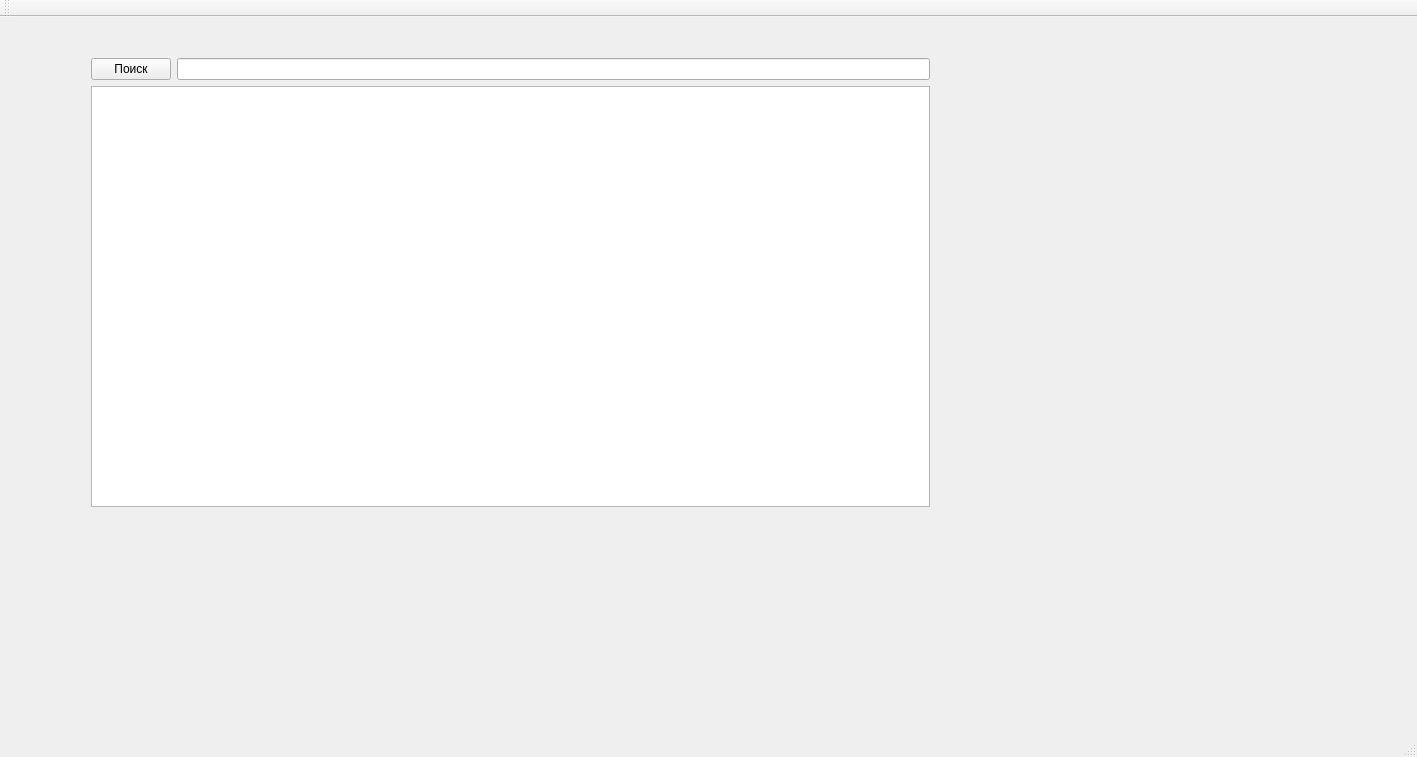
Above: mainwindow.ui from AndreyKuzmaDev/OPDProject before the change. Below: the same form after it.
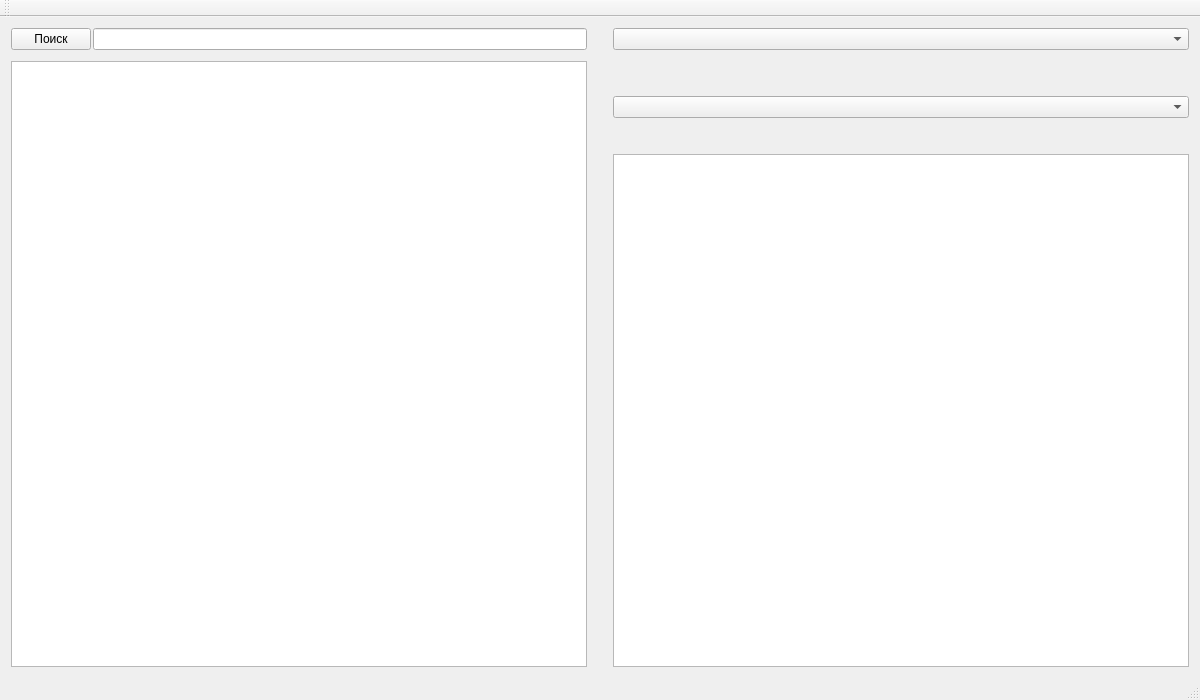
That is the form after the change.

Commit message: Предложение интерфейса Изменение представления начальной таблицы(замена 3 столбцов на 2) Фиксрованный размер главного окна(я сделал изменение виджетов относительно основного окна, но , често говоря, выглядит на любителя)

What changed in the file:
```diff
--- a/mainwindow.ui
+++ b/mainwindow.ui
@@ -6,26 +6,40 @@
    <rect>
     <x>0</x>
     <y>0</y>
-    <width>1417</width>
-    <height>757</height>
+    <width>1200</width>
+    <height>700</height>
    </rect>
   </property>
+  <property name="sizePolicy">
+   <sizepolicy hsizetype="Fixed" vsizetype="Fixed">
+    <horstretch>0</horstretch>
+    <verstretch>0</verstretch>
+   </sizepolicy>
+  </property>
+  <property name="minimumSize">
+   <size>
+    <width>1200</width>
+    <height>700</height>
+   </size>
+  </property>
+  <property name="maximumSize">
+   <size>
+    <width>1200</width>
+    <height>700</height>
+   </size>
+  </property>
   <property name="windowTitle">
    <string>MainWindow</string>
   </property>
   <widget class="QWidget" name="centralWidget">
-   <widget class="QWidget" name="layoutWidget">
-    <property name="geometry">
-     <rect>
-      <x>80</x>
-      <y>30</y>
-      <width>861</width>
-      <height>471</height>
-     </rect>
-    </property>
+   <layout class="QHBoxLayout" name="horizontalLayout_2">
+    <item>
     <layout class="QVBoxLayout" name="verticalLayout">
      <item>
       <layout class="QHBoxLayout" name="horizontalLayout">
+        <property name="spacing">
+         <number>2</number>
+        </property>
        <item>
         <widget class="QPushButton" name="search">
          <property name="text">
@@ -39,10 +53,95 @@
       </layout>
      </item>
      <item>
-      <widget class="QTableView" name="tableView"/>
-     </item>
-    </layout>
-   </widget>
+       <spacer name="verticalSpacer_3">
+        <property name="orientation">
+         <enum>Qt::Vertical</enum>
+        </property>
+        <property name="sizeType">
+         <enum>QSizePolicy::Fixed</enum>
+        </property>
+        <property name="sizeHint" stdset="0">
+         <size>
+          <width>20</width>
+          <height>5</height>
+         </size>
+        </property>
+       </spacer>
+      </item>
+      <item>
+       <widget class="QTableView" name="tableView">
+        <property name="sizePolicy">
+         <sizepolicy hsizetype="Expanding" vsizetype="Expanding">
+          <horstretch>0</horstretch>
+          <verstretch>0</verstretch>
+         </sizepolicy>
+        </property>
+       </widget>
+      </item>
+     </layout>
+    </item>
+    <item>
+     <spacer name="horizontalSpacer">
+      <property name="orientation">
+       <enum>Qt::Horizontal</enum>
+      </property>
+      <property name="sizeType">
+       <enum>QSizePolicy::Fixed</enum>
+      </property>
+      <property name="sizeHint" stdset="0">
+       <size>
+        <width>20</width>
+        <height>20</height>
+       </size>
+      </property>
+     </spacer>
+    </item>
+    <item>
+     <layout class="QVBoxLayout" name="verticalLayout_2">
+      <item>
+       <widget class="QComboBox" name="comboBox_3"/>
+      </item>
+      <item>
+       <spacer name="verticalSpacer_2">
+        <property name="orientation">
+         <enum>Qt::Vertical</enum>
+        </property>
+        <property name="sizeType">
+         <enum>QSizePolicy::Fixed</enum>
+        </property>
+        <property name="sizeHint" stdset="0">
+         <size>
+          <width>20</width>
+          <height>40</height>
+         </size>
+        </property>
+       </spacer>
+      </item>
+      <item>
+       <widget class="QComboBox" name="comboBox_2"/>
+      </item>
+      <item>
+       <spacer name="verticalSpacer">
+        <property name="orientation">
+         <enum>Qt::Vertical</enum>
+        </property>
+        <property name="sizeType">
+         <enum>QSizePolicy::Fixed</enum>
+        </property>
+        <property name="sizeHint" stdset="0">
+         <size>
+          <width>20</width>
+          <height>30</height>
+         </size>
+        </property>
+       </spacer>
+      </item>
+      <item>
+       <widget class="QTextBrowser" name="textBrowser"/>
+      </item>
+     </layout>
+    </item>
+   </layout>
   </widget>
   <widget class="QMenuBar" name="menuBar">
    <property name="geometry">
```
Left out of the diff: 4 changed lines with no effect on the pictures. Lines whose indentation alone changed are shown as unchanged. The commit also changes 2 other files.
